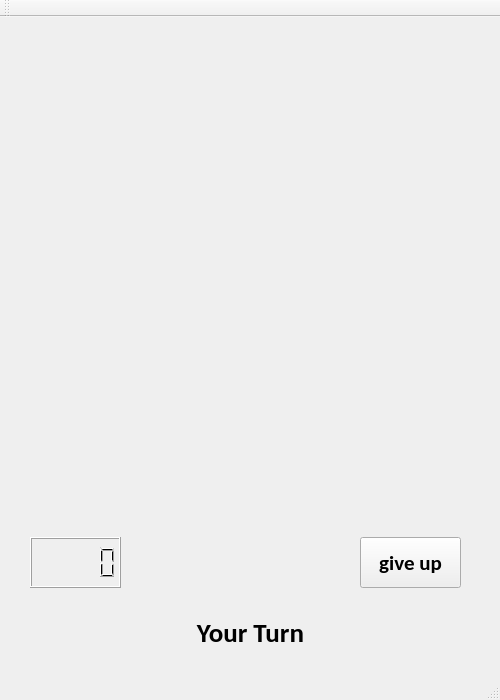
Before: the Qt Designer form ChessServer/chessserver.ui in HaoyunHong/International_chess, drawn with Qt 5.
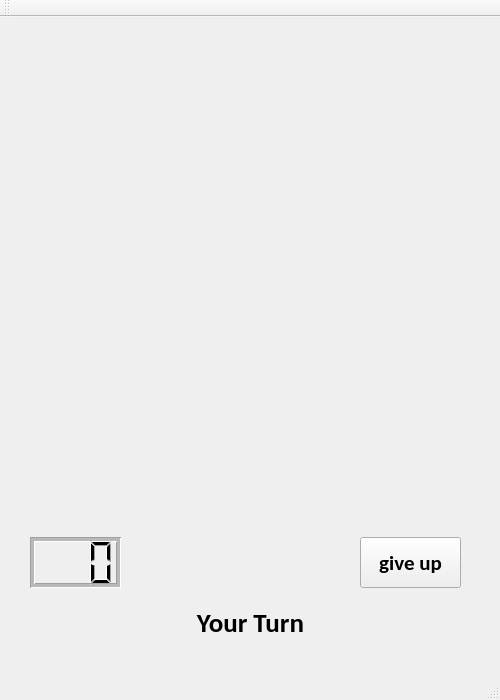
After: the same form once the commit is applied. Icons and pictures are not drawn.

Commit message: 完成了重玩游戏的逻辑，还需要认输按钮、情况判断、兵升变、王车易位、逼和判断

```diff
--- a/ChessServer/chessserver.ui
+++ b/ChessServer/chessserver.ui
@@ -55,12 +55,15 @@
     </property>
    </widget>
    <widget class="QLabel" name="yourTurnlabel">
+    <property name="enabled">
+     <bool>true</bool>
+    </property>
     <property name="geometry">
      <rect>
-      <x>170</x>
+      <x>180</x>
       <y>580</y>
-      <width>161</width>
-      <height>71</height>
+      <width>141</width>
+      <height>51</height>
      </rect>
     </property>
     <property name="font">
@@ -90,6 +93,18 @@
       <height>51</height>
      </rect>
     </property>
+    <property name="frameShape">
+     <enum>QFrame::Box</enum>
+    </property>
+    <property name="frameShadow">
+     <enum>QFrame::Sunken</enum>
+    </property>
+    <property name="midLineWidth">
+     <number>3</number>
+    </property>
+    <property name="digitCount">
+     <number>3</number>
+    </property>
    </widget>
   </widget>
   <widget class="QMenuBar" name="menuBar">
```
The commit also changes 6 other files.
